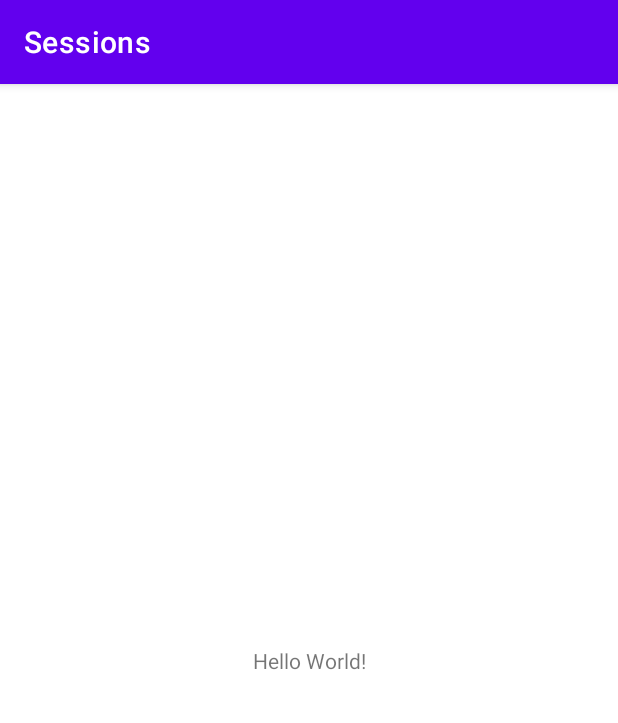
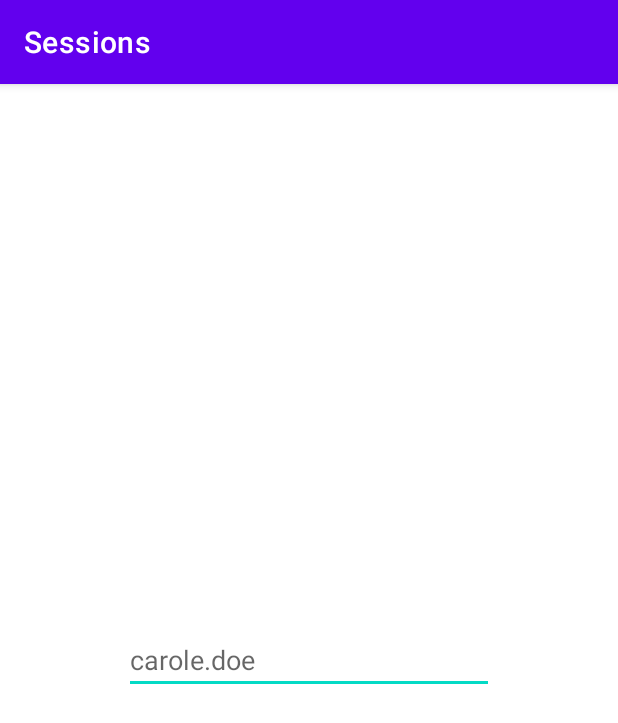
Before and after one commit to PabloPinGil/proyecto-godot, an Android app: the screen it shows after launch (RegisterActivity), on a phone screen of 412 x 824 dp. Shown: the top 723 px of the screen. Run offline under Robolectric (Android 15) with nearby library versions, the phone set to English and light mode, and no system bars.

Commit message:
tarea 1 sprint 3 completada

```diff
--- a/android-clips/android-frontend-clips/app/src/main/java/com/afundacion/fp/clips/VideoActivity.java
+++ b/android-clips/android-frontend-clips/app/src/main/java/com/afundacion/fp/clips/VideoActivity.java
@@ -81,7 +81,7 @@
 
         JsonArrayRequest request = new JsonArrayRequest(
                 Request.Method.GET,
-                Server.name,
+                Server.name + "/appearances",
                 null,
 
                 new Response.Listener<JSONArray>() {
--- a/android-sessions/android-frontend-sessions/app/src/main/res/layout/activity_register.xml
+++ b/android-sessions/android-frontend-sessions/app/src/main/res/layout/activity_register.xml
@@ -6,13 +6,14 @@
     android:layout_height="match_parent"
     tools:context=".RegisterActivity">
 
-    <TextView
-        android:layout_width="wrap_content"
+    <EditText
         android:layout_height="wrap_content"
-        android:text="Hello World!"
+        android:layout_width="0dp"
+        app:layout_constraintWidth_percent="0.6"
+        app:layout_constraintTop_toTopOf="parent"
         app:layout_constraintBottom_toBottomOf="parent"
+        app:layout_constraintStart_toStartOf="parent"
         app:layout_constraintEnd_toEndOf="parent"
-        app:layout_constraintStart_toStartOf="parent"
-        app:layout_constraintTop_toTopOf="parent" />
+        android:hint="carole.doe"/>
 
 </androidx.constraintlayout.widget.ConstraintLayout>
```
